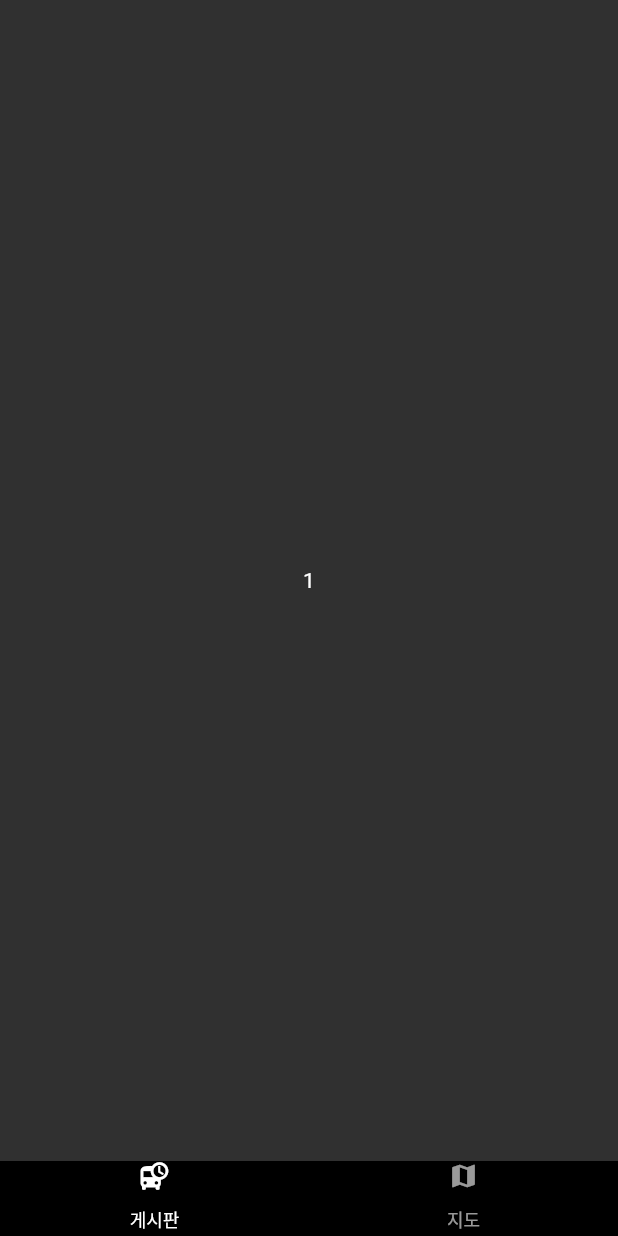
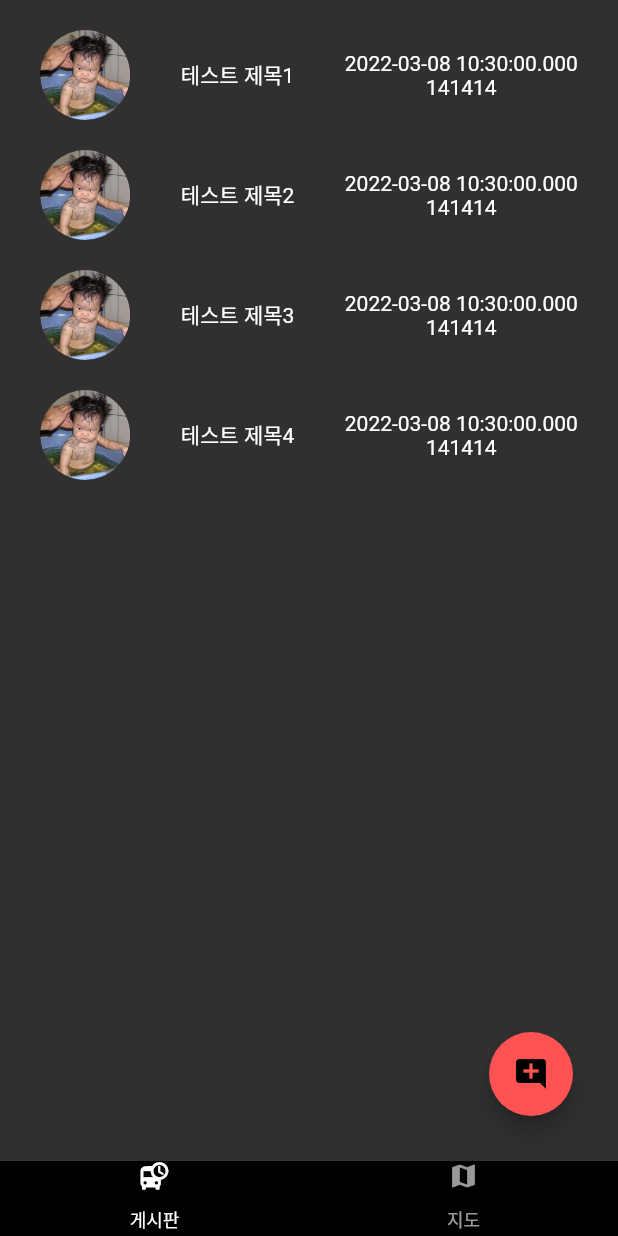
Before and after one commit to BSide-FirstLove/BSide-UnitTest_Flutter, a Flutter app: the HomeScreen screen opened directly, on a phone screen of 412 x 824 dp. Run offline on Flutter 3.47's test engine with Material 2 defaults, Android fonts, the phone set to English and light mode, and no system bars; our stand-ins replace flutter_dotenv; missing offline and left inert: kakao_flutter_sdk_user.

Commit message:
feat: 게시글 페이지 화면 생성, post 모델, 더미데이터 생성
- 게시글 아이템 그리기
- 글쓰기, 상세보기 위젯 생성

```diff
--- a/login_crud/lib/main.dart
+++ b/login_crud/lib/main.dart
@@ -1,6 +1,8 @@
 import 'package:flutter/material.dart';
 import 'package:kakao_flutter_sdk_user/kakao_flutter_sdk_user.dart';
+import 'package:login_crud/screen/board_screen.dart';
 import 'package:login_crud/screen/login_screen.dart';
+import 'package:login_crud/screen/map_screen.dart';
 import 'package:login_crud/widget/bottom_bar.dart';
 import 'package:flutter_dotenv/flutter_dotenv.dart';
 
@@ -39,21 +41,17 @@ class HomeScreen extends StatelessWidget {
 
   @override
   Widget build(BuildContext context) {
-    return DefaultTabController(
+    return const DefaultTabController(
       length: 2,
       child: Scaffold(
         body: TabBarView(
           // physics: NeverScrollableScrollPhysics(), //  페이지 스크롤 여부
           children: <Widget>[
-            Container(
-              child: Center(child: Text("1"),),
-            ),
-            Container(
-              child: Center(child: Text("2"),),
-            ),
+            BoardScreen(),
+            MapScreen(),
           ],
         ),
-        bottomNavigationBar: const Bottom(),
+        bottomNavigationBar: Bottom(),
       ),
     );
   }
--- /dev/null
+++ b/login_crud/lib/model/post.dart
@@ -0,0 +1,15 @@
+
+import 'package:login_crud/model/user.dart';
+
+class Post {
+  final String userID;
+  final String title;
+  final String content;
+  final DateTime dateCreated;
+
+  Post.fromMap(Map<String, dynamic> map)
+      : userID = map['userID'],
+        title = map['title'],
+        content = map['content'],
+        dateCreated = map['dateCreated'];
+}
--- /dev/null
+++ b/login_crud/lib/model/user.dart
@@ -0,0 +1,10 @@
+class User {
+  final int id;
+  final String name;
+  final String image;
+
+  User.fromMap(Map<String, dynamic> map)
+      : id = map['id'],
+        name = map['name'],
+        image = map['image'];
+}
--- a/login_crud/lib/screen/board_screen.dart
+++ b/login_crud/lib/screen/board_screen.dart
@@ -0,0 +1,71 @@
+import 'package:flutter/material.dart';
+import 'package:login_crud/model/post.dart';
+import 'package:login_crud/model/user.dart';
+import 'package:login_crud/screen/write_screen.dart';
+import 'package:login_crud/widget/box_post.dart';
+
+class BoardScreen extends StatefulWidget {
+  const BoardScreen({Key? key}) : super(key: key);
+
+  @override
+  State<StatefulWidget> createState() => _BoardScreenState();
+}
+
+class _BoardScreenState extends State<BoardScreen> {
+  User user = User.fromMap({'id': 123124, 'name': '한재현', 'image': 'imageurl'});
+  List<Post> posts = [
+    Post.fromMap({
+      'userID': "141414",
+      'title': "테스트 제목1",
+      'content': "테스트 내용1",
+      'dateCreated': DateTime.now()
+    }),
+    Post.fromMap({
+      'userID': "141414",
+      'title': "테스트 제목2",
+      'content': "테스트 내용2",
+      'dateCreated': DateTime.now()
+    }),
+    Post.fromMap({
+      'userID': "141414",
+      'title': "테스트 제목3",
+      'content': "테스트 내용3",
+      'dateCreated': DateTime.now()
+    }),
+    Post.fromMap({
+      'userID': "141414",
+      'title': "테스트 제목4",
+      'content': "테스트 내용",
+      'dateCreated': DateTime.now()
+    })
+  ];
+
+  @override
+  Widget build(BuildContext context) {
+    return Container(
+        child: Stack(
+      children: [
+        BoxPost(posts: posts),
+        Container(
+          padding: EdgeInsets.fromLTRB(0, 0, 30, 30),
+          child: Align(
+            alignment: Alignment.bottomRight,
+            child: FloatingActionButton(
+              onPressed: () {
+                //  Navigator = 스택을 이용해 페이지 관리
+                //  MaterialPageRoute = 머티리얼 스타일로 페이지 이동
+                Navigator.of(context).push(MaterialPageRoute(
+                    fullscreenDialog: true,
+                    builder: (BuildContext context) {
+                      return WriteScreen();
+                    }));
+              },
+              child: Icon(Icons.add_comment),
+              backgroundColor: Colors.redAccent,
+            ),
+          ),
+        ),
+      ],
+    ));
+  }
+}
--- /dev/null
+++ b/login_crud/lib/widget/box_post.dart
@@ -0,0 +1,55 @@
+import 'package:flutter/material.dart';
+import 'package:login_crud/model/post.dart';
+import 'package:login_crud/screen/detail_screen.dart';
+
+class BoxPost extends StatelessWidget {
+  const BoxPost({Key? key, required this.posts}) : super(key: key);
+  final List<Post> posts;
+
+  @override
+  Widget build(BuildContext context) {
+    return Container(
+        padding: EdgeInsets.fromLTRB(0, 10, 0, 10),
+        child: ListView(
+          children: _makeBoardItem(context, posts),
+        ));
+  }
+}
+
+List<Widget> _makeBoardItem(BuildContext context, List<Post> posts) {
+  List<Widget> results = [];
+  for (var i = 0; i < posts.length; i++) {
+    results.add(InkWell(
+      // 제스쳐 추가 위젯
+      onTap: () {
+        Navigator.of(context).push(MaterialPageRoute(
+            fullscreenDialog: true,
+            builder: (BuildContext context) {
+              return DetailScreen(post: posts[i]);
+            }));
+      },
+      child: Container(
+        padding: EdgeInsets.all(10),
+        child: Center(
+            child: Row(
+          mainAxisAlignment: MainAxisAlignment.spaceAround,
+          // children 정렬 설정
+          children: [
+            CircleAvatar(
+              radius: 30,
+              backgroundImage: AssetImage('images/baby2.jpg'),
+            ),
+            Text(posts[i].title),
+            Column(
+              children: [
+                Text(posts[i].dateCreated.toString()),
+                Text(posts[i].userID)
+              ],
+            )
+          ],
+        )),
+      ),
+    ));
+  }
+  return results;
+}
--- a/login_crud/pubspec.yaml
+++ b/login_crud/pubspec.yaml
@@ -68,6 +68,7 @@ flutter:
    - .env # Protecting data
    - images/kakao_logo.png
    - images/kakao_login_medium_narrow.png
+   - images/baby2.jpg
 
   # An image asset can refer to one or more resolution-specific "variants", see
   # https://flutter.dev/assets-and-images/#resolution-aware.
```
Also changed, not shown: login_crud/lib/screen/detail_screen.dart (added, +18 -0 lines), login_crud/lib/screen/login_screen.dart (+15 -0 lines), login_crud/lib/screen/map_screen.dart (+18 -0 lines), login_crud/lib/screen/write_screen.dart (added, +15 -0 lines), login_crud/images/baby2.jpg (added).
